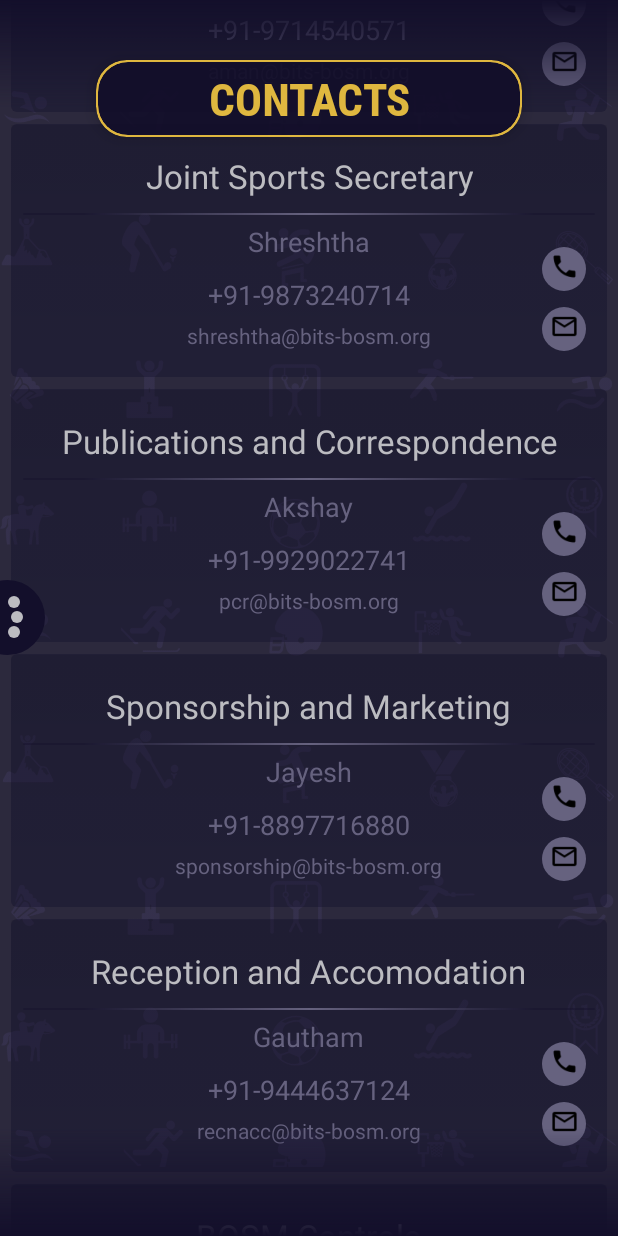
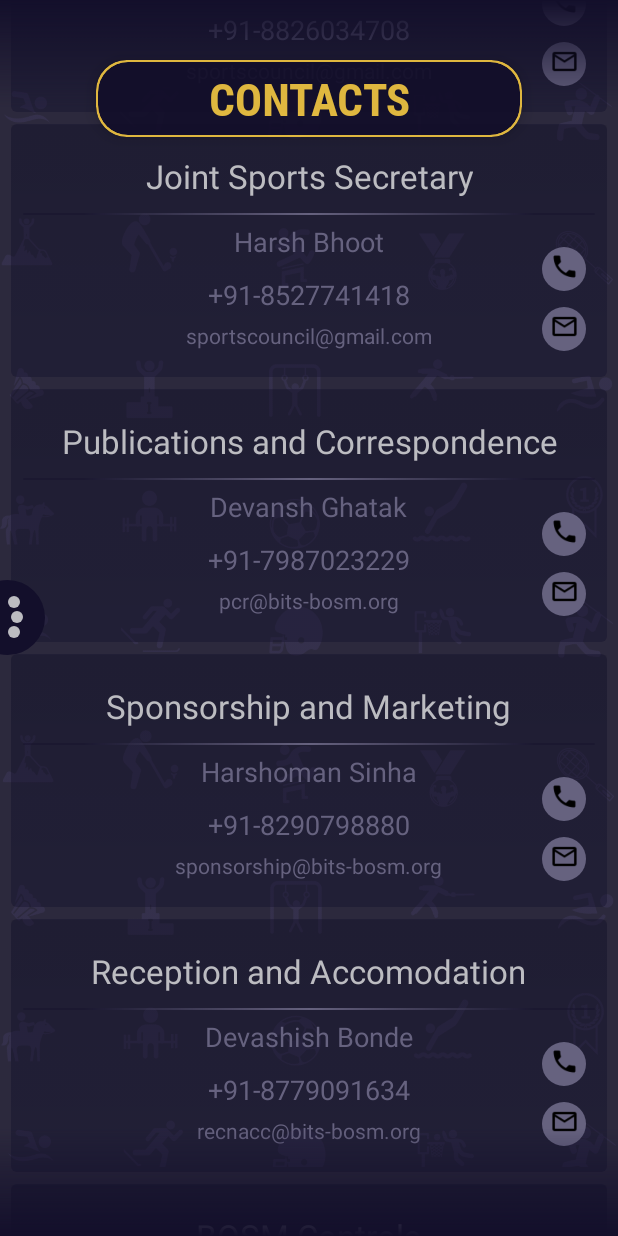
Before and after one commit to ayushjhaveri/BOSM, an Android app: the fragment ContactFragment placed in its activity, scrolled down 576 dp, on a phone screen of 412 x 824 dp. Run offline under Robolectric (Android 15) with nearby library versions, the phone set to English and light mode, and no system bars; our stand-ins replace Firebase (no records; nobody signed in at launch, a user with empty details on screens opened directly), Shimmer, Volley; libraries missing offline, so code that uses them is left out: com.eftimoff.viewpagertransformers, com.github.florent37.viewtooltip, com.like, com.ramotion.foldingcell, com.sackcentury.shinebuttonlib and 3 more; Roboto replaces fonts that are not available here; 15 statements that could not run were skipped.

Commit message:
final beta

```diff
--- a/app/src/main/java/bitspilani/bosm/fragments/ContactFragment.java
+++ b/app/src/main/java/bitspilani/bosm/fragments/ContactFragment.java
@@ -53,45 +53,45 @@
         mail=new ArrayList<>();
 
         //ADDING ENTRIES
-        name.add("Jayshil");
+        name.add("Surakshit Soni");
         post.add("Sports Secretary");
-        number.add("+91-9828623535");
+        number.add("+91-9001436050");
         mail.add("sportssecretary@bits-bosm.org");
 
-        name.add("Siddharth");
+        name.add("Samiran");
         post.add("Joint Sports Secretary");
-        number.add("+91-7733974342");
-        mail.add("siddharth@bits-bosm.org");
+        number.add("+91-7740800430");
+        mail.add("sportscouncil@gmail.com");
 
-        name.add("Aman");
+        name.add("Mrudula Nagesh ");
         post.add("Joint Sports Secretary");
-        number.add("+91-9714540571");
-        mail.add("aman@bits-bosm.org");
+        number.add("+91-8826034708");
+        mail.add("sportscouncil@gmail.com");
 
         post.add("Joint Sports Secretary");
-        name.add("Shreshtha");
-        number.add("+91-9873240714");
-        mail.add("shreshtha@bits-bosm.org");
+        name.add("Harsh Bhoot");
+        number.add("+91-8527741418");
+        mail.add("sportscouncil@gmail.com");
 
         post.add("Publications and Correspondence");
-        name.add("Akshay");
-        number.add("+91-9929022741");
+        name.add("Devansh Ghatak");
+        number.add("+91-7987023229");
         mail.add("pcr@bits-bosm.org");
 
         post.add("Sponsorship and Marketing");
-        name.add("Jayesh");
-        number.add("+91-8897716880");
+        name.add("Harshoman Sinha");
+        number.add("+91-8290798880");
         mail.add("sponsorship@bits-bosm.org");
 
 
         post.add("Reception and Accomodation");
-        name.add("Gautham");
-        number.add("+91-9444637124");
+        name.add("Devashish Bonde");
+        number.add("+91-8779091634");
         mail.add("recnacc@bits-bosm.org");
 
         post.add("BOSM Controls");
-        name.add("Pavan");
-        number.add("+91-9828629266");
+        name.add("Vishnu Raj");
+        number.add("+91-9829946080");
         mail.add("controls@bits-bosm.org");
 
 
--- a/app/src/main/java/bitspilani/bosm/hover/HoverScreen/NotificationScreen.java
+++ b/app/src/main/java/bitspilani/bosm/hover/HoverScreen/NotificationScreen.java
@@ -85,6 +85,7 @@
     @Override
     public View getView() {
 
+//        Toast.makeText(mContext, "asdfadsf", Toast.LENGTH_SHORT).show();
         HomeActivity.tv_number.setText("0");
         HomeActivity.tv_number.setVisibility(View.GONE);
 
--- a/app/src/main/res/layout/fragment_photo.xml
+++ b/app/src/main/res/layout/fragment_photo.xml
@@ -42,7 +42,7 @@
                 android:gravity="center"
                 android:paddingBottom="4dp"
                 android:paddingTop="4dp"
-                android:text="BOSM PHOTOS"
+                android:text="PHOTOS"
                 android:textColor="@color/background2"
                 android:textSize="30sp" />
 
--- a/app/src/main/res/layout/fragment_quilympics_leaderboard.xml
+++ b/app/src/main/res/layout/fragment_quilympics_leaderboard.xml
@@ -45,7 +45,7 @@
                 android:gravity="center"
                 android:paddingBottom="4dp"
                 android:paddingTop="4dp"
-                android:text="Leaderboard"
+                android:text="LEADERBOARD"
                 android:textColor="@color/background2"
                 android:textSize="30sp" />
 
--- a/app/src/main/res/layout/fragment_roulette_extra.xml
+++ b/app/src/main/res/layout/fragment_roulette_extra.xml
@@ -32,7 +32,7 @@
                 android:gravity="center"
                 android:paddingBottom="4dp"
                 android:paddingTop="4dp"
-                android:text="Instructions"
+                android:text="INSTRUCTIONS"
                 android:textColor="@color/background2"
                 android:textSize="30sp" />
 
--- a/app/src/main/res/layout/fragment_roulette_leaderboard.xml
+++ b/app/src/main/res/layout/fragment_roulette_leaderboard.xml
@@ -38,7 +38,7 @@
                 android:gravity="center"
                 android:paddingBottom="4dp"
                 android:paddingTop="4dp"
-                android:text="My Rank"
+                android:text="MY RANK"
                 android:textColor="@color/background2"
                 android:textSize="22sp" />
 
--- a/app/src/main/res/layout/fragment_roulette_main.xml
+++ b/app/src/main/res/layout/fragment_roulette_main.xml
@@ -34,7 +34,7 @@
                 android:gravity="center"
                 android:paddingBottom="4dp"
                 android:paddingTop="4dp"
-                android:text="Roulette"
+                android:text="ROULETTE"
                 android:textColor="@color/background2"
                 android:textSize="30sp" />
 
```
Also changed, not shown: app/src/main/java/bitspilani/bosm/adapters/AdapterSponsors.java (+150 -33 lines), app/src/main/java/bitspilani/bosm/fragments/SponsorsFragment.java (+86 -26 lines), app/src/main/res/layout/fragment_sponsors.xml (+65 -4 lines), app/src/main/res/layout/layout_hover_icon.xml (+14 -14 lines), app/src/main/res/layout/row_photo.xml (+7 -5 lines), app/src/main/res/layout/row_sponsors.xml (+4 -4 lines), app/src/main/res/drawable/icon_error_photo.png (added).
